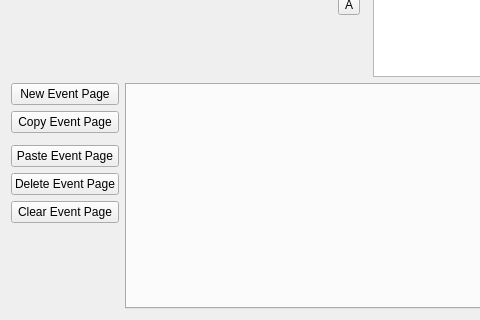
Old version of the form editors/troops/edittroops.ui in the repository jowin202/YaRXP; both pictures show x 0 to 480 and y 208 to 528 of the 785 by 528 pixel window.
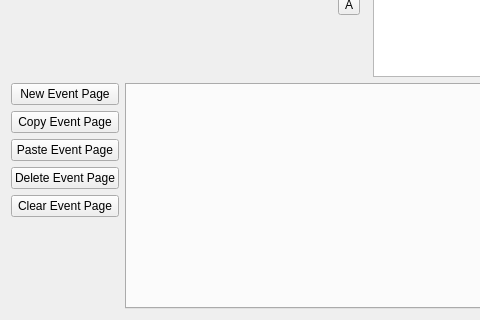
New version of the form.

The edit to the form file:
```diff
--- a/editors/troops/edittroops.ui
+++ b/editors/troops/edittroops.ui
@@ -132,9 +132,23 @@
    <item row="2" column="0" colspan="4">
     <layout class="QGridLayout" name="gridLayout_5">
      <item row="3" column="0">
-      <widget class="QPushButton" name="pushButton_6">
+      <widget class="QPushButton" name="pushButton_7">
        <property name="text">
-        <string>Paste Event Page</string>
+        <string>Delete Event Page</string>
+       </property>
+      </widget>
+     </item>
+     <item row="4" column="0">
+      <widget class="QPushButton" name="pushButton_8">
+       <property name="text">
+        <string>Clear Event Page</string>
+       </property>
+      </widget>
+     </item>
+     <item row="0" column="1" rowspan="9">
+      <widget class="QTabWidget" name="tab_pages">
+       <property name="currentIndex">
+        <number>-1</number>
        </property>
       </widget>
      </item>
@@ -145,14 +159,21 @@
        </property>
       </widget>
      </item>
-     <item row="4" column="0">
-      <widget class="QPushButton" name="pushButton_7">
+     <item row="2" column="0">
+      <widget class="QPushButton" name="pushButton_6">
        <property name="text">
-        <string>Delete Event Page</string>
+        <string>Paste Event Page</string>
        </property>
       </widget>
      </item>
-     <item row="6" column="0">
+     <item row="0" column="0">
+      <widget class="QPushButton" name="pushButton_5">
+       <property name="text">
+        <string>New Event Page</string>
+       </property>
+      </widget>
+     </item>
+     <item row="5" column="0">
       <spacer name="verticalSpacer_3">
        <property name="orientation">
         <enum>Qt::Vertical</enum>
@@ -165,27 +186,6 @@
        </property>
       </spacer>
      </item>
-     <item row="5" column="0">
-      <widget class="QPushButton" name="pushButton_8">
-       <property name="text">
-        <string>Clear Event Page</string>
-       </property>
-      </widget>
-     </item>
-     <item row="0" column="0">
-      <widget class="QPushButton" name="pushButton_5">
-       <property name="text">
-        <string>New Event Page</string>
-       </property>
-      </widget>
-     </item>
-     <item row="0" column="1" rowspan="7">
-      <widget class="QTabWidget" name="tab_pages">
-       <property name="currentIndex">
-        <number>-1</number>
-       </property>
-      </widget>
-     </item>
     </layout>
    </item>
   </layout>
```
